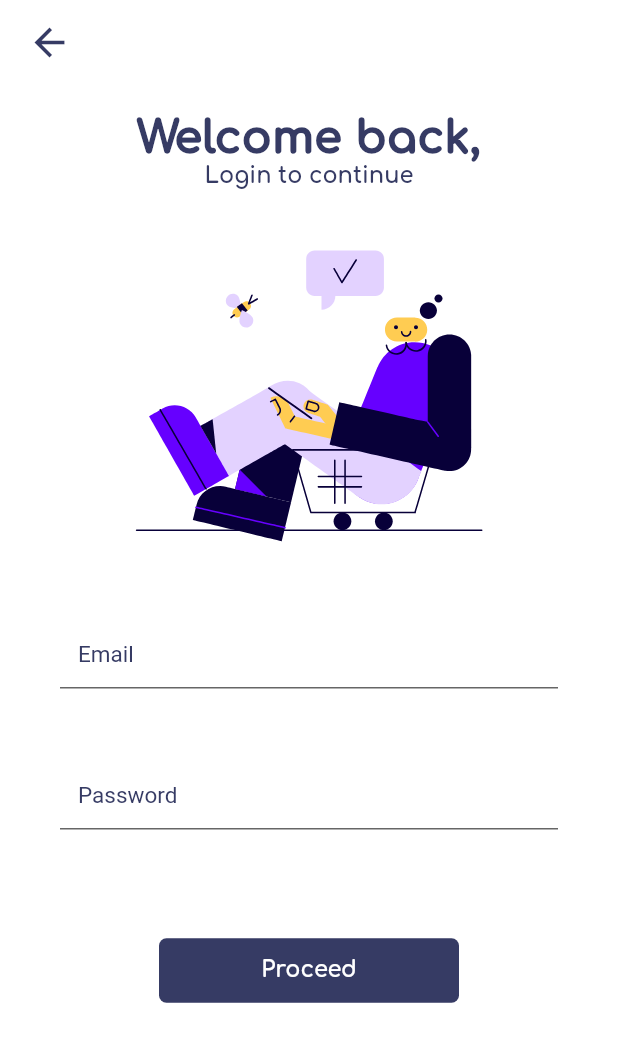
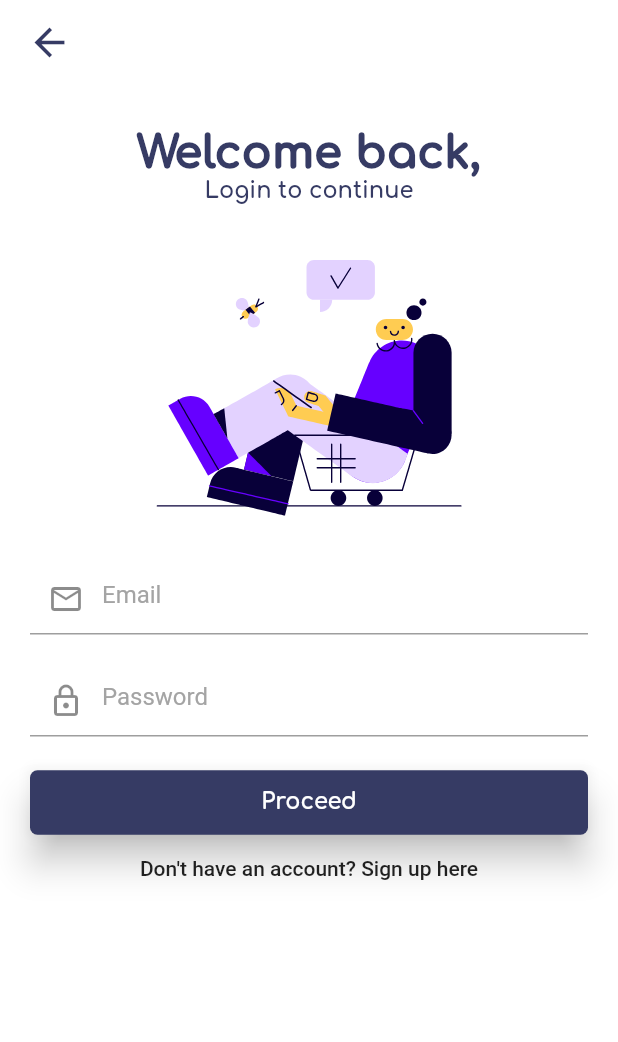
Before and after one commit to Satyamgarhewal/e-commerce-flutter, a Flutter app: the screen it shows after launch, after a tap on "Login", on a phone screen of 412 x 824 dp. Shown: the top 1042 px of the screen. Run offline on Flutter 3.47's test engine with Material 2 defaults, Android fonts, the phone set to English and light mode, and no system bars; our stand-ins replace avatar_glow, cloud_firestore, data_connection_checker, firebase_auth, firebase_core, lottie and 3 more; accounts and stored records are empty.

Commit message:
login-signup UI changes

```diff
--- a/lib/components/BasicButton.dart
+++ b/lib/components/BasicButton.dart
@@ -10,9 +10,8 @@ class BasicButton extends StatelessWidget {
   Function handleOnPress;
   @override
   Widget build(BuildContext context) {
-    return FlatButton(
+    return RaisedButton(
       color: kBasicTextColor,
-      minWidth: 200.0,
       child: Padding(
         padding: EdgeInsets.symmetric(vertical: 13.0),
         child: Text(
@@ -30,6 +29,7 @@ class BasicButton extends StatelessWidget {
       onPressed: () {
         handleOnPress();
       },
+      elevation: 10.0,
     );
   }
 }
--- a/lib/components/EnterValidMessage.dart
+++ b/lib/components/EnterValidMessage.dart
@@ -8,7 +8,7 @@ class EnterValidMessage extends StatelessWidget {
   Widget build(BuildContext context) {
     return Column(crossAxisAlignment: CrossAxisAlignment.start, children: [
       Padding(
-        padding: EdgeInsets.symmetric(horizontal: 40.0, vertical: 10.0),
+        padding: EdgeInsets.symmetric(vertical: 5.0),
         child: Text(
           invalidMesage,
           textAlign: TextAlign.left,
--- a/lib/components/hamburger.dart
+++ b/lib/components/hamburger.dart
@@ -57,7 +57,7 @@ class _HamburgerState extends State<Hamburger> {
               ),
             ),
             accountEmail: Text(
-              _email,
+              'Email',
               style: TextStyle(
                 color: kBasicTextColor,
                 fontFamily: 'Comfortaa',
--- a/lib/main.dart
+++ b/lib/main.dart
@@ -1,3 +1,4 @@
+import 'package:e_commerce/utils/ourTheme.dart';
 import 'package:flutter/material.dart';
 import 'package:provider/provider.dart';
 import 'providers/navigation_provider.dart';
@@ -34,12 +35,7 @@ class MyApp extends StatelessWidget {
       create: (context) => UserData(),
       child: MaterialApp(
         debugShowCheckedModeBanner: false,
-        theme: ThemeData(
-          scaffoldBackgroundColor: Colors.white,
-          //   accentColor: Color(0xFF363B64),
-          //   brightness: Brightness.dark,
-          primaryColor: kBasicTextColor,
-        ),
+        theme: OurTheme().buildTheme(),
         initialRoute: '/',
         routes: {
           '/': (context) => Welcome(),
--- a/lib/pages/Welcome.dart
+++ b/lib/pages/Welcome.dart
@@ -33,27 +33,32 @@ class _WelcomeState extends State<Welcome> {
   @override
   Widget build(BuildContext context) {
     return Scaffold(
-      resizeToAvoidBottomPadding: false,
       body: SafeArea(
-        child: Container(
         child: Column(
           children: [
-              Padding(
-                padding: EdgeInsets.fromLTRB(0, 100.0, 0, 0),
-                child: PageHeading(heading: HELLO),
+            Expanded(
+              child: ListView(
+                padding: EdgeInsets.symmetric(horizontal: 20.0, vertical: 70.0),
+                children: [
+                  Column(
+                    children: [
+                      PageHeading(heading: HELLO),
+                      SizedBox(height: 10.0),
+                      SecondaryHeading(
+                        heading: PLEASE_LOGIN_OR_SIGNUP,
                       ),
-              Padding(
-                  padding: EdgeInsets.symmetric(vertical: 10.0),
-                  child: SecondaryHeading(
-                    heading: PLEASE_LOGIN_OR_SIGNUP,
-                  )),
+                    ],
+                  ),
+                  SizedBox(
+                    height: 30.0,
+                  ),
                   LottieAsset(asset: 'assets/lf30_editor_rjtsruzw.json'),
                   SizedBox(
                     height: 20.0,
                   ),
-              FlatButton(
+                  RaisedButton(
                     color: kBasicTextColor,
-                minWidth: 200.0,
+                    elevation: 10.0,
                     child: Padding(
                       padding: EdgeInsets.symmetric(vertical: 13.0),
                       child: Text(
@@ -66,6 +71,9 @@ class _WelcomeState extends State<Welcome> {
                         ),
                       ),
                     ),
+                    shape: RoundedRectangleBorder(
+                      borderRadius: BorderRadius.circular(5.0),
+                    ),
                     onPressed: () {
                       Navigator.pushNamed(context, '/login');
                     },
@@ -73,9 +81,9 @@ class _WelcomeState extends State<Welcome> {
                   SizedBox(
                     height: 20.0,
                   ),
-              FlatButton(
+                  RaisedButton(
                     color: kBasicTextColor,
-                minWidth: 200.0,
+                    elevation: 10.0,
                     child: Padding(
                       padding: EdgeInsets.symmetric(vertical: 13.0),
                       child: Text(
@@ -88,6 +96,9 @@ class _WelcomeState extends State<Welcome> {
                         ),
                       ),
                     ),
+                    shape: RoundedRectangleBorder(
+                      borderRadius: BorderRadius.circular(5.0),
+                    ),
                     onPressed: () {
                       Navigator.pushNamed(context, '/signup');
                     },
@@ -95,6 +106,8 @@ class _WelcomeState extends State<Welcome> {
                 ],
               ),
             ),
+          ],
+        ),
       ),
     );
   }
--- a/lib/pages/login.dart
+++ b/lib/pages/login.dart
@@ -1,3 +1,4 @@
+import 'package:e_commerce/pages/SignUp.dart';
 import 'package:e_commerce/utils/constants.dart';
 import 'package:flutter/material.dart';
 
@@ -116,66 +117,77 @@ class _LoginScreenState extends State<LoginScreen> {
       inAsyncCall: showSpinner,
       child: Scaffold(
         appBar: GuestOnboardHeader(),
-        resizeToAvoidBottomPadding: false,
-        body: SingleChildScrollView(
-          child: SafeArea(
-            child: Container(
-              child: Column(
+        body: SafeArea(
+          child: Column(children: [
+            Expanded(
+              child: ListView(
+                padding: EdgeInsets.symmetric(horizontal: 20.0, vertical: 30.0),
                 children: [
-                  Padding(
-                    padding: EdgeInsets.fromLTRB(0, 20, 0, 0),
-                    child: PageHeading(
+                  Column(children: [
+                    PageHeading(
                       heading: WELCOME_BACK,
                     ),
-                  ),
-                  SecondaryHeading(heading: LOGIN_TO_CONTINUE),
+                    SecondaryHeading(heading: LOGIN_TO_CONTINUE),
+                  ]),
                   Padding(
                     padding: EdgeInsets.symmetric(
                       horizontal: 40.0,
                       vertical: 10.0,
                     ),
                     child: LottieAsset(
-                        asset: 'assets/lf30_editor_ly9ftyq9 (2).json'),
+                      asset: 'assets/lf30_editor_ly9ftyq9 (2).json',
+                    ),
                   ),
-                  Padding(
-                      padding: EdgeInsets.symmetric(
-                          horizontal: 40.0, vertical: 10.0),
-                      child: EmailTextField(
-                          handleEmailChange: handleEmailChange, hint: EMAIL)),
+                  TextFormField(
+                    decoration: InputDecoration(
+                      hintText: 'Email',
+                      prefixIcon: Icon(Icons.email_outlined),
+                    ),
+                    onChanged: (value) {
+                      handleEmailChange(value);
+                    },
+                  ),
                   !isEmailValid
                       ? EnterValidMessage(
                           invalidMesage: ENTER_VALID_EMAIL,
                         )
                       : SizedBox(
-                          height: 30.0,
+                          height: 20.0,
                         ),
-                  Padding(
-                    padding: EdgeInsets.symmetric(
-                      horizontal: 40.0,
+                  TextFormField(
+                    decoration: InputDecoration(
+                      hintText: PASSWORD,
+                      prefixIcon: Icon(Icons.lock_outlined),
                     ),
-                    child: PasswordTextField(
-                      handlePasswordChange: handlePasswordChange,
-                      hintText: PASSWORD,
-                    ),
+                    onChanged: (value) {
+                      handlePasswordChange(value);
+                    },
+                    obscureText: true,
                   ),
                   !isPwdValid
                       ? EnterValidMessage(
                           invalidMesage: ENTER_VALID_PWD,
                         )
                       : SizedBox(
-                          height: 40.0,
+                          height: 20.0,
                         ),
-                  SizedBox(
-                    height: 30.0,
-                  ),
                   BasicButton(
                     handleOnPress: handleOnPress,
                     name: PROCEED,
-                  )
+                  ),
+                  FlatButton(
+                    materialTapTargetSize: MaterialTapTargetSize.shrinkWrap,
+                    child: Text("Don't have an account? Sign up here"),
+                    onPressed: () {
+                      Navigator.of(context).push(MaterialPageRoute(
+                        builder: (context) => SignUp(),
+                      ));
+                    },
+                  ),
                 ],
               ),
             ),
-          ),
+          ]),
         ),
       ),
     );
--- /dev/null
+++ b/lib/utils/ourTheme.dart
@@ -0,0 +1,31 @@
+import 'package:flutter/material.dart';
+
+class OurTheme {
+  Color _lightGrey = Color.fromARGB(255, 164, 164, 164);
+  Color _darkerGrey = Color.fromARGB(255, 119, 124, 135);
+  Color _darkBlue = Color(0xFF363B64);
+  ThemeData buildTheme() {
+    return ThemeData(
+        canvasColor: Colors.white,
+        primaryColor: _darkBlue,
+        accentColor: _lightGrey,
+        secondaryHeaderColor: _darkerGrey,
+        hintColor: _lightGrey,
+        inputDecorationTheme: InputDecorationTheme(
+          border: UnderlineInputBorder(
+            borderSide: BorderSide(color: _lightGrey),
+          ),
+          focusedBorder: UnderlineInputBorder(
+            borderSide: BorderSide(color: _darkerGrey),
+          ),
+        ),
+        buttonTheme: ButtonThemeData(
+          buttonColor: _darkBlue,
+          minWidth: 300.0,
+          height: 40.0,
+          shape: RoundedRectangleBorder(
+            borderRadius: BorderRadius.circular(5.0),
+          ),
+        ));
+  }
+}
```
Also changed, not shown: lib/components/guestOnboardHeader.dart (+6 -1 lines), lib/models/currentUser.dart (added, +27 -0 lines), lib/pages/Root.dart (added, +47 -0 lines), lib/pages/SignUp.dart (+72 -47 lines). Lines whose indentation alone changed are shown as unchanged.
